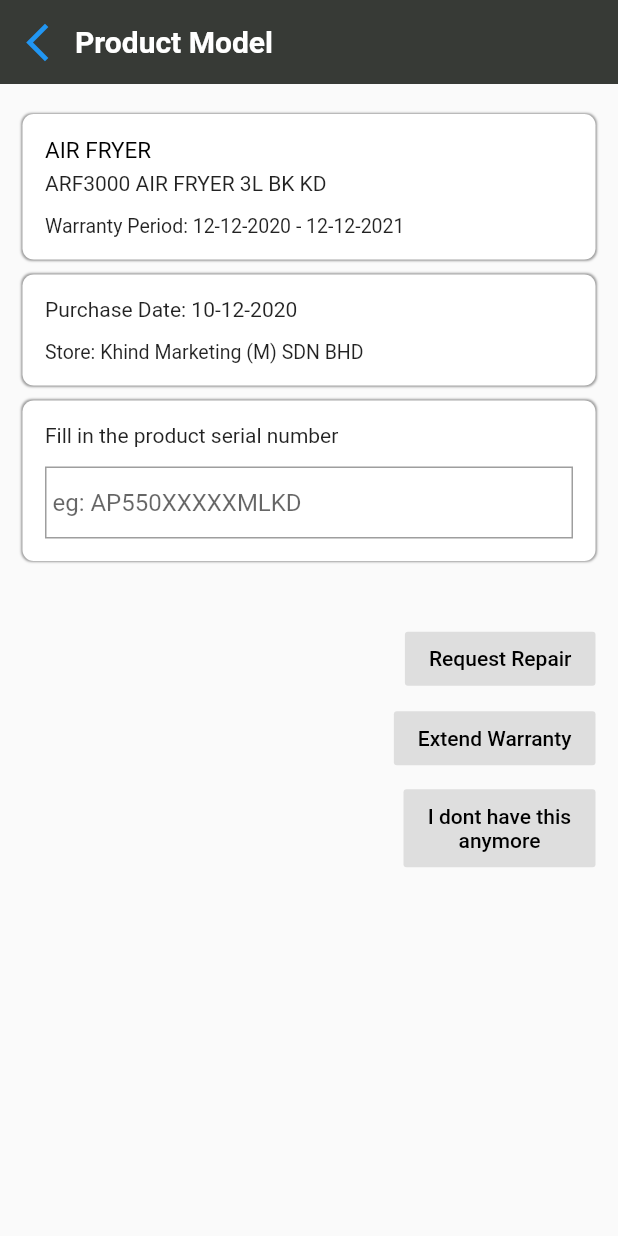
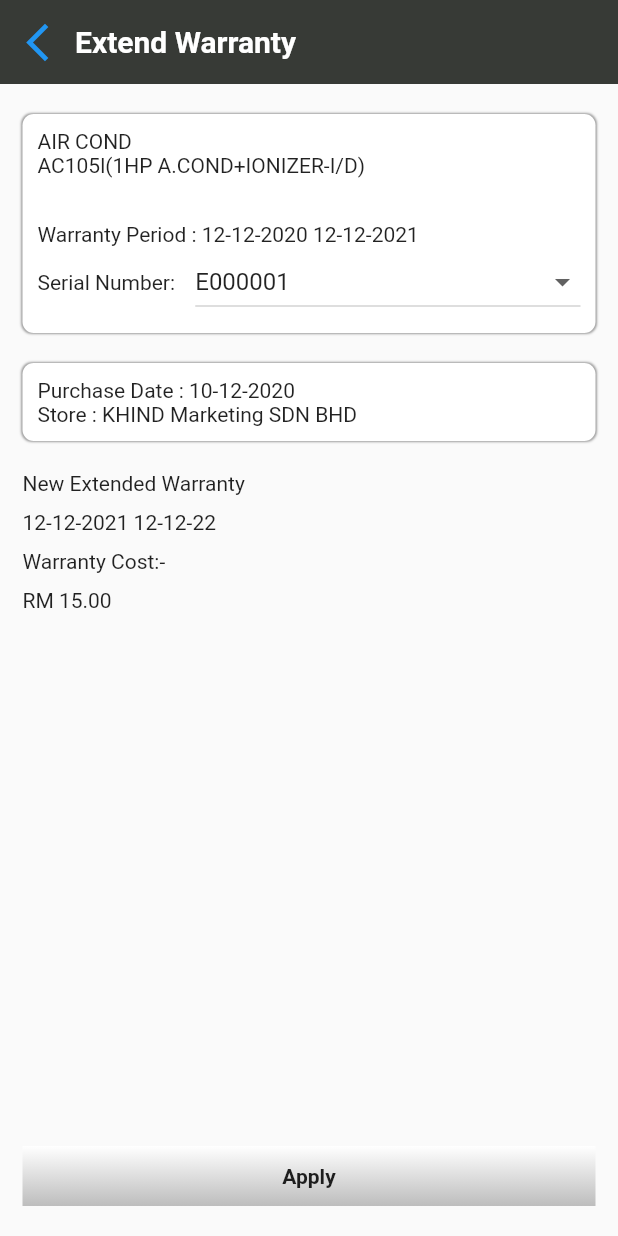
Before and after one commit to Villva-Tharisan/khind, a Flutter app: the ProductModel screen opened by its route, after a tap on "Extend Warranty", on a phone screen of 412 x 824 dp. Run offline on Flutter 3.47's test engine with Material 2 defaults, Android fonts, the phone set to English and light mode, and no system bars; our stand-ins replace animated_bottom_navigation_bar, auto_size_text, file_picker, flutter_dotenv, flutter_secure_storage, hexcolor and 2 more; missing offline and left inert: flutter_inappwebview, http_interceptor, qr_code_scanner; accounts and stored records are empty; statements that could not run were skipped.

Commit message:
service tracker ui, extend warranty ui

```diff
--- a/lib/router.dart
+++ b/lib/router.dart
@@ -3,9 +3,11 @@ import 'package:flutter/cupertino.dart';
 import 'package:khind/screens/ewarranty.dart';
 import 'package:khind/screens/ewarranty_product.dart';
 import 'package:khind/screens/ewarranty_product_manual.dart';
+import 'package:khind/screens/extend_warranty.dart';
 import 'package:khind/screens/news.dart';
 import 'package:khind/screens/product_model.dart';
 import 'package:khind/screens/profile.dart';
+import 'package:khind/screens/service_tracker_details.dart';
 import 'package:khind/screens/servicelocator.dart';
 import 'package:khind/screens/splash.dart';
 import 'package:khind/screens/signin.dart';
@@ -63,6 +65,12 @@ class AppRouter {
       case 'serviceType':
         return MaterialPageRoute(builder: (_) => ServiceType());
 
+      case 'ExtendWarranty':
+        return MaterialPageRoute(builder: (_) => ExtendWarranty());
+
+      case 'ServiceTrackerDetails':
+        return MaterialPageRoute(builder: (_) => ServiceTrackerDetails());
+
       default:
         return MaterialPageRoute(
             builder: (_) => Scaffold(
--- /dev/null
+++ b/lib/screens/extend_warranty.dart
@@ -0,0 +1,216 @@
+import 'package:flutter/material.dart';
+import 'package:khind/components/gradient_button.dart';
+import 'package:khind/util/helpers.dart';
+import 'package:rflutter_alert/rflutter_alert.dart';
+
+class ExtendWarranty extends StatefulWidget {
+  const ExtendWarranty({Key? key}) : super(key: key);
+
+  @override
+  State<ExtendWarranty> createState() => _ExtendWarrantyState();
+}
+
+class _ExtendWarrantyState extends State<ExtendWarranty> {
+  List<String> productModel = [
+    'E000001',
+    'E000002',
+    'E000003',
+  ];
+
+  late String chosenProductModel;
+
+  @override
+  void initState() {
+    chosenProductModel = productModel[0];
+    super.initState();
+  }
+
+  GlobalKey<ScaffoldState> _scaffoldKey = new GlobalKey<ScaffoldState>();
+
+  Widget build(BuildContext context) {
+    // double width = MediaQuery.of(context).size.width;
+    // double height = MediaQuery.of(context).size.height;
+
+    return Scaffold(
+      // appBar: AppBar(
+      //   title: Text('Extend Warranty'),
+      // ),
+
+      appBar: Helpers.customAppBar(
+        context,
+        _scaffoldKey,
+        title: "Extend Warranty",
+        hasActions: false,
+        isBack: true,
+      ),
+      body: Container(
+        width: double.infinity,
+        height: double.infinity,
+        padding: const EdgeInsets.symmetric(
+          vertical: 20,
+          horizontal: 15,
+        ),
+        child: Column(
+          crossAxisAlignment: CrossAxisAlignment.start,
+          children: [
+            Container(
+              width: double.infinity,
+              padding: EdgeInsets.all(10),
+              decoration: BoxDecoration(
+                color: Colors.white,
+                boxShadow: [
+                  BoxShadow(
+                    blurRadius: 0.5,
+                    color: Colors.grey,
+                    spreadRadius: 0.5,
+                    // offset:
+                  ),
+                ],
+                borderRadius: BorderRadius.circular(7.5),
+              ),
+              child: Column(
+                crossAxisAlignment: CrossAxisAlignment.start,
+                children: [
+                  Text('AIR COND'),
+                  Text('AC105l(1HP A.COND+IONIZER-I/D)'),
+                  SizedBox(height: 30),
+                  Text('Warranty Period : 12-12-2020 12-12-2021'),
+                  Row(
+                    children: [
+                      Text('Serial Number: '),
+                      SizedBox(width: 10),
+                      Expanded(
+                        child: DropdownButton<String>(
+                          items: productModel
+                              .map<DropdownMenuItem<String>>((String value) {
+                            return DropdownMenuItem<String>(
+                              value: value,
+                              child: Text(
+                                value,
+                                overflow: TextOverflow.ellipsis,
+                                maxLines: 2,
+                              ),
+                            );
+                          }).toList(),
+                          isExpanded: true,
+                          value: chosenProductModel,
+                          onChanged: (value) {
+                            setState(() {
+                              chosenProductModel = value.toString();
+                            });
+                          },
+                        ),
+                      ),
+                    ],
+                  )
+                ],
+              ),
+            ),
+
+            SizedBox(height: 20),
+
+            //purchase date
+            Container(
+              width: double.infinity,
+              padding: EdgeInsets.all(10),
+              decoration: BoxDecoration(
+                color: Colors.white,
+                boxShadow: [
+                  BoxShadow(
+                    blurRadius: 0.5,
+                    color: Colors.grey,
+                    spreadRadius: 0.5,
+                    // offset:
+                  ),
+                ],
+                borderRadius: BorderRadius.circular(7.5),
+              ),
+              child: Column(
+                crossAxisAlignment: CrossAxisAlignment.start,
+                children: [
+                  Row(
+                    children: [
+                      Text('Purchase Date : '),
+                      Text('10-12-2020'),
+                    ],
+                  ),
+                  Row(
+                    children: [
+                      Text('Store : '),
+                      Text('KHIND Marketing SDN BHD'),
+                    ],
+                  ),
+                ],
+              ),
+            ),
+
+            SizedBox(height: 20),
+
+            Text('New Extended Warranty'),
+            SizedBox(height: 10),
+
+            Text('12-12-2021 12-12-22'),
+            SizedBox(height: 10),
+
+            Text('Warranty Cost:-'),
+            SizedBox(height: 10),
+
+            Text('RM 15.00'),
+
+            // SizedBox(height: 50),
+
+            Expanded(
+              child: Align(
+                alignment: Alignment.bottomCenter,
+                child: GradientButton(
+                  height: 40,
+                  child: Text(
+                    "Apply",
+                    style: TextStyle(fontWeight: FontWeight.bold),
+                  ),
+                  gradient: LinearGradient(
+                      colors: <Color>[Colors.white, Colors.grey[400]!],
+                      begin: Alignment.topCenter,
+                      end: Alignment.bottomCenter),
+                  onPressed: () {
+                    Alert(
+                      context: context,
+                      // type: AlertType.info,
+                      title: "Warranty Extension Submitted",
+                      desc:
+                          "The result will be notified within 7 days. Payment need to be made after 7 days for approval.",
+                      buttons: [
+                        DialogButton(
+                          child: Text(
+                            "Okay",
+                            style: TextStyle(color: Colors.white, fontSize: 20),
+                          ),
+                          onPressed: () => Navigator.pop(context),
+                          width: 120,
+                        )
+                      ],
+                    ).show();
+                  },
+                ),
+              ),
+            ),
+
+            // Expanded(
+            //   child: Align(
+            //     alignment: Alignment.bottomCenter,
+            //     child: SizedBox(
+            //       width: double.infinity,
+            //       child: ElevatedButton(
+            //         style: ElevatedButton.styleFrom(primary: Colors.grey),
+            //         onPressed: () {},
+            //         child: Text('Apply'),
+            //       ),
+            //     ),
+            //   ),
+            // ),
+          ],
+        ),
+      ),
+    );
+  }
+}
--- a/lib/screens/product_model.dart
+++ b/lib/screens/product_model.dart
@@ -190,7 +190,9 @@ class _ProductModelState extends State<ProductModel> {
                       ),
                       color: Colors.grey.withOpacity(0.3),
                       textColor: Colors.black,
-                      onPressed: () {},
+                      onPressed: () {
+                        Navigator.of(context).pushNamed('ExtendWarranty');
+                      },
                     ),
                   ),
                   SizedBox(
```
Also changed, not shown: lib/screens/ewarranty.dart (+13 -5 lines), lib/screens/ewarranty_product_manual.dart (+21 -8 lines), lib/screens/home.dart (+13 -9 lines), lib/screens/service_tracker.dart (added, +203 -0 lines), lib/screens/service_tracker_details.dart (added, +192 -0 lines), lib/screens/servicetracker.dart (deleted, +0 -15 lines), pubspec.lock.
